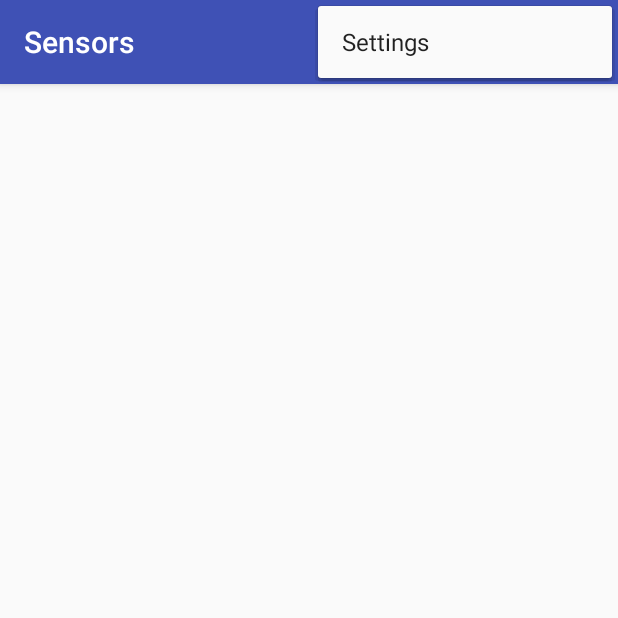
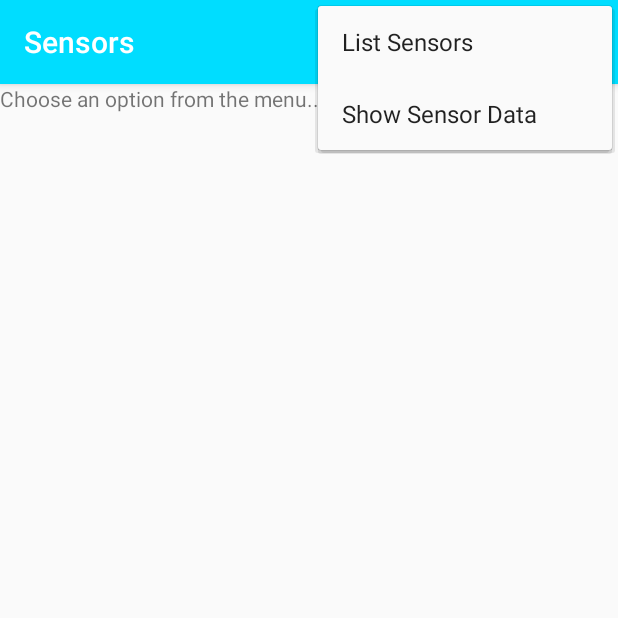
Before and after one commit to chritoth/mclab, an Android app: the screen it shows after launch (MainActivity), with the options menu open, on a phone screen of 412 x 824 dp, the top half of it. Run offline under Robolectric (Android 15) with nearby library versions, the phone set to English and light mode, and no system bars.

Commit message:
print several sensors data; switch between sensor list and sensor data..

```diff
--- a/Sensors/app/src/main/java/at/tugraz/mclab/sensors/MainActivity.java
+++ b/Sensors/app/src/main/java/at/tugraz/mclab/sensors/MainActivity.java
@@ -2,8 +2,8 @@ package at.tugraz.mclab.sensors;
 
 import android.content.Context;
 import android.hardware.Sensor;
+import android.hardware.SensorEvent;
 import android.hardware.SensorManager;
-import android.hardware.SensorEvent;
 import android.hardware.SensorEventListener;
 import android.os.Bundle;
 import android.support.v7.app.AppCompatActivity;
@@ -14,9 +14,20 @@ import android.widget.TextView;
 
 import java.util.List;
 
-public class MainActivity extends AppCompatActivity {
+public class MainActivity extends AppCompatActivity implements SensorEventListener {
 
     private SensorManager mSensorManager;
+    private StringBuilder sensorList;
+    private String accelerometerText;
+    private String gyroscopeText;
+    private String gravitySensorText;
+    private String linearAccelerationText;
+    private TextView sensorTextView;
+    private Sensor accelerometer;
+    private Sensor gyroscope;
+    private Sensor gravitySensor;
+    private Sensor linearAccelerationSensor;
+    private boolean readSensors = false;
 
     @Override
     protected void onCreate(Bundle savedInstanceState) {
@@ -25,18 +36,101 @@ public class MainActivity extends AppCompatActivity {
         Toolbar toolbar = (Toolbar) findViewById(R.id.toolbar);
         setSupportActionBar(toolbar);
 
+        // init sensor manager and get (list of all) sensors
         mSensorManager = (SensorManager) getSystemService(Context.SENSOR_SERVICE);
         List<Sensor> deviceSensors = mSensorManager.getSensorList(Sensor.TYPE_ALL);
+        accelerometer = mSensorManager.getDefaultSensor(Sensor.TYPE_ACCELEROMETER);
+        gyroscope = mSensorManager.getDefaultSensor(Sensor.TYPE_GYROSCOPE);
+        gravitySensor = mSensorManager.getDefaultSensor(Sensor.TYPE_GRAVITY);
+        linearAccelerationSensor = mSensorManager.getDefaultSensor(Sensor.TYPE_LINEAR_ACCELERATION);
 
-        StringBuilder sensorText = new StringBuilder();
-
-        for (Sensor sensor : deviceSensors ) {
-            sensorText.append(sensor.getName()).append(
+        // build sensor list
+        sensorList = new StringBuilder();
+        for (Sensor sensor : deviceSensors) {
+            sensorList.append(sensor.getName()).append(
                     System.getProperty("line.separator"));
         }
 
-        TextView sensorTextView = (TextView) findViewById(R.id.sensor_list);
-        sensorTextView.setText(sensorText);
+        // init text view
+        sensorTextView = (TextView) findViewById(R.id.sensor_text);
+        sensorTextView.setText("Choose an option from the menu..");
+
+
+    }
+
+    @Override
+    protected void onStart() {
+        super.onStart();
+
+        if (accelerometer != null) {
+            mSensorManager.registerListener(this, accelerometer, SensorManager.SENSOR_DELAY_NORMAL);
+        }
+        if (gyroscope != null) {
+            mSensorManager.registerListener(this, gyroscope, SensorManager.SENSOR_DELAY_NORMAL);
+        }
+        if (gravitySensor != null) {
+            mSensorManager.registerListener(this, gravitySensor, SensorManager.SENSOR_DELAY_NORMAL);
+        }
+        if (linearAccelerationSensor != null) {
+            mSensorManager.registerListener(this, linearAccelerationSensor, SensorManager.SENSOR_DELAY_NORMAL);
+        }
+    }
+
+    @Override
+    protected void onStop() {
+        super.onStop();
+        mSensorManager.unregisterListener(this);
+    }
+
+
+    @Override
+    public void onSensorChanged(SensorEvent event) {
+        double x, y, z;
+
+        if (readSensors == false)
+            return;
+
+        int sensorType = event.sensor.getType();
+        switch (sensorType) {
+            case Sensor.TYPE_ACCELEROMETER:
+                x = event.values[0];
+                y = event.values[1];
+                z = event.values[2];
+                accelerometerText = "Accelerometer:\nx = " + x + "\ny = " + y + "\nz = " + z + "\n\n";
+                break;
+
+            case Sensor.TYPE_GYROSCOPE:
+                x = event.values[0];
+                y = event.values[1];
+                z = event.values[2];
+                gyroscopeText = "Gyroscope:\nx = " + x + "\ny = " + y + "\nz = " + z + "\n\n";
+                break;
+
+            case Sensor.TYPE_GRAVITY:
+                x = event.values[0];
+                y = event.values[1];
+                z = event.values[2];
+                gravitySensorText = "Gravity Sensor:\nx = " + x + "\ny = " + y + "\nz = " + z + "\n\n";
+                break;
+
+            case Sensor.TYPE_LINEAR_ACCELERATION:
+                x = event.values[0];
+                y = event.values[1];
+                z = event.values[2];
+                linearAccelerationText = "Linear Acceleration:\nx = " + x + "\ny = " + y + "\nz = " + z + "\n\n";
+                break;
+
+            default:
+        }
+
+        sensorTextView.setText(accelerometerText + gyroscopeText + gravitySensorText + linearAccelerationText);
+
+        //Store data in memory, file, or in other data structure
+        //addDataToProcess(x, y, z);
+    }
+
+    @Override
+    public void onAccuracyChanged(Sensor sensor, int accuracy) {
 
     }
 
@@ -49,16 +143,21 @@ public class MainActivity extends AppCompatActivity {
 
     @Override
     public boolean onOptionsItemSelected(MenuItem item) {
-        // Handle action bar item clicks here. The action bar will
-        // automatically handle clicks on the Home/Up button, so long
-        // as you specify a parent activity in AndroidManifest.xml.
+
         int id = item.getItemId();
-
-        //noinspection SimplifiableIfStatement
-        if (id == R.id.action_settings) {
-            return true;
+        switch (id) {
+            case R.id.action_list_sensors:
+                readSensors = false;
+                sensorTextView.setText(sensorList);
+                break;
+            case R.id.action_show_data:
+                sensorTextView.setText("Waiting for sensor data...");
+                readSensors = true;
+                break;
+            default:
         }
 
         return super.onOptionsItemSelected(item);
     }
+
 }
--- a/Sensors/app/src/main/res/layout/activity_main.xml
+++ b/Sensors/app/src/main/res/layout/activity_main.xml
@@ -13,13 +13,14 @@
         android:layout_height="wrap_content"
         android:layout_alignParentLeft="true"
         android:layout_alignParentTop="true"
+        android:background="@android:color/holo_blue_bright"
         android:theme="@style/AppTheme.AppBarOverlay">
 
         <android.support.v7.widget.Toolbar
             android:id="@+id/toolbar"
             android:layout_width="match_parent"
             android:layout_height="?attr/actionBarSize"
-            android:background="?attr/colorPrimary"
+            android:background="@android:color/holo_blue_bright"
             app:popupTheme="@style/AppTheme.PopupOverlay" />
 
     </android.support.design.widget.AppBarLayout>
@@ -32,7 +33,7 @@
         android:layout_below="@+id/appbar">
 
         <TextView
-            android:id="@+id/sensor_list"
+            android:id="@+id/sensor_text"
             android:layout_width="wrap_content"
             android:layout_height="wrap_content"
             android:text="(placeholder)" />
--- a/Sensors/app/src/main/res/menu/menu_main.xml
+++ b/Sensors/app/src/main/res/menu/menu_main.xml
@@ -2,9 +2,17 @@
     xmlns:app="http://schemas.android.com/apk/res-auto"
     xmlns:tools="http://schemas.android.com/tools"
     tools:context="at.tugraz.mclab.sensors.MainActivity">
+
     <item
-        android:id="@+id/action_settings"
+        android:id="@+id/action_list_sensors"
         android:orderInCategory="100"
-        android:title="@string/action_settings"
+        android:title="List Sensors"
         app:showAsAction="never" />
+
+    <item
+        android:id="@+id/action_show_data"
+        android:orderInCategory="100"
+        android:title="Show Sensor Data"
+        app:showAsAction="never" />
+
 </menu>
```
